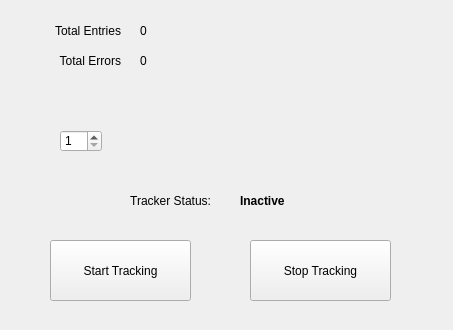
Qt form AutoClockifyGUI/form.ui (phin01/auto-clockify) before a commit.
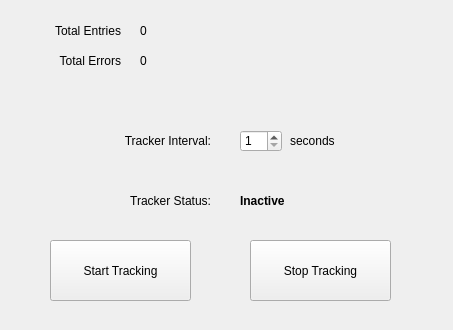
The same form after that commit.

Commit message: Include additional lables in UI

```diff
--- a/AutoClockifyGUI/form.ui
+++ b/AutoClockifyGUI/form.ui
@@ -153,7 +153,7 @@
   <widget class="QSpinBox" name="spinBoxInterval">
    <property name="geometry">
     <rect>
-     <x>60</x>
+     <x>240</x>
      <y>130</y>
      <width>42</width>
      <height>22</height>
@@ -169,6 +169,38 @@
     <number>30</number>
    </property>
   </widget>
+  <widget class="QLabel" name="label_4">
+   <property name="geometry">
+    <rect>
+     <x>80</x>
+     <y>130</y>
+     <width>131</width>
+     <height>21</height>
+    </rect>
+   </property>
+   <property name="text">
+    <string>Tracker Interval:</string>
+   </property>
+   <property name="alignment">
+    <set>Qt::AlignRight|Qt::AlignTrailing|Qt::AlignVCenter</set>
+   </property>
+  </widget>
+  <widget class="QLabel" name="label_5">
+   <property name="geometry">
+    <rect>
+     <x>290</x>
+     <y>130</y>
+     <width>131</width>
+     <height>21</height>
+    </rect>
+   </property>
+   <property name="text">
+    <string>seconds</string>
+   </property>
+   <property name="alignment">
+    <set>Qt::AlignLeading|Qt::AlignLeft|Qt::AlignVCenter</set>
+   </property>
+  </widget>
  </widget>
  <resources/>
  <connections/>
```
Left out of the diff: 6 changed lines with no effect on the pictures. The commit also changes 1 other file.
